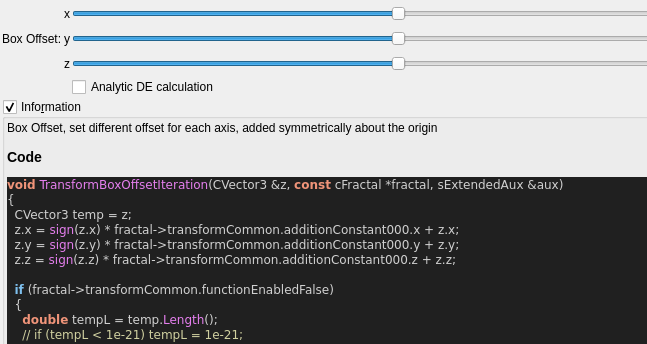
Old version of the form mandelbulber2/qt_data/fractal_transf_box_offset.ui in the repository buddhi1980/mandelbulber2; both pictures show x 0 to 647 and y 0 to 344 of the 817 by 736 pixel window.
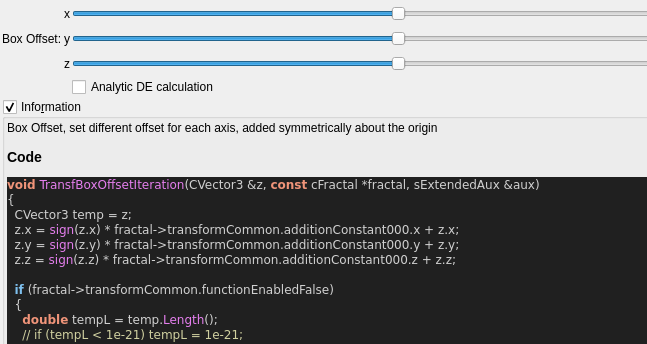
New version of the form. Custom widgets are drawn as their Qt base class.

The edit to the form file:
```diff
--- a/mandelbulber2/qt_data/fractal_transf_box_offset.ui
+++ b/mandelbulber2/qt_data/fractal_transf_box_offset.ui
@@ -267,7 +267,7 @@
 &lt;/table&gt;
 &lt;h3&gt;Code&lt;/h3&gt;
 &lt;body style=&quot;background-color:#202020&quot;&gt;
-&lt;pre style=&quot;color:#d0d0d0; background-color:#202020;  font-family:'Courier New',monospace;&quot;&gt;&lt;span style=&quot;color:#f09479; font-weight:bold&quot;&gt;void&lt;/span&gt; &lt;span style=&quot;color:#e47eed&quot;&gt;TransformBoxOffsetIteration&lt;/span&gt;&lt;span style=&quot;color:#d0d0d0&quot;&gt;(&lt;/span&gt;CVector3 &lt;span style=&quot;color:#d0d0d0&quot;&gt;&amp;amp;&lt;/span&gt;z&lt;span style=&quot;color:#d0d0d0&quot;&gt;,&lt;/span&gt; &lt;span style=&quot;color:#f09479; font-weight:bold&quot;&gt;const&lt;/span&gt; cFractal &lt;span style=&quot;color:#d0d0d0&quot;&gt;*&lt;/span&gt;fractal&lt;span style=&quot;color:#d0d0d0&quot;&gt;,&lt;/span&gt; sExtendedAux &lt;span style=&quot;color:#d0d0d0&quot;&gt;&amp;amp;&lt;/span&gt;aux&lt;span style=&quot;color:#d0d0d0&quot;&gt;)&lt;/span&gt;
+&lt;pre style=&quot;color:#d0d0d0; background-color:#202020;  font-family:'Courier New',monospace;&quot;&gt;&lt;span style=&quot;color:#f09479; font-weight:bold&quot;&gt;void&lt;/span&gt; &lt;span style=&quot;color:#e47eed&quot;&gt;TransfBoxOffsetIteration&lt;/span&gt;&lt;span style=&quot;color:#d0d0d0&quot;&gt;(&lt;/span&gt;CVector3 &lt;span style=&quot;color:#d0d0d0&quot;&gt;&amp;amp;&lt;/span&gt;z&lt;span style=&quot;color:#d0d0d0&quot;&gt;,&lt;/span&gt; &lt;span style=&quot;color:#f09479; font-weight:bold&quot;&gt;const&lt;/span&gt; cFractal &lt;span style=&quot;color:#d0d0d0&quot;&gt;*&lt;/span&gt;fractal&lt;span style=&quot;color:#d0d0d0&quot;&gt;,&lt;/span&gt; sExtendedAux &lt;span style=&quot;color:#d0d0d0&quot;&gt;&amp;amp;&lt;/span&gt;aux&lt;span style=&quot;color:#d0d0d0&quot;&gt;)&lt;/span&gt;
 &lt;span style=&quot;color:#d0d0d0&quot;&gt;{&lt;/span&gt;
   CVector3 temp &lt;span style=&quot;color:#d0d0d0&quot;&gt;=&lt;/span&gt; z&lt;span style=&quot;color:#d0d0d0&quot;&gt;;&lt;/span&gt;
   z&lt;span style=&quot;color:#d0d0d0&quot;&gt;.&lt;/span&gt;x &lt;span style=&quot;color:#d0d0d0&quot;&gt;=&lt;/span&gt; &lt;span style=&quot;color:#e47eed&quot;&gt;sign&lt;/span&gt;&lt;span style=&quot;color:#d0d0d0&quot;&gt;(&lt;/span&gt;z&lt;span style=&quot;color:#d0d0d0&quot;&gt;.&lt;/span&gt;x&lt;span style=&quot;color:#d0d0d0&quot;&gt;) *&lt;/span&gt; fractal&lt;span style=&quot;color:#d0d0d0&quot;&gt;-&amp;gt;&lt;/span&gt;transformCommon&lt;span style=&quot;color:#d0d0d0&quot;&gt;.&lt;/span&gt;additionConstant000&lt;span style=&quot;color:#d0d0d0&quot;&gt;.&lt;/span&gt;x &lt;span style=&quot;color:#d0d0d0&quot;&gt;+&lt;/span&gt; z&lt;span style=&quot;color:#d0d0d0&quot;&gt;.&lt;/span&gt;x&lt;span style=&quot;color:#d0d0d0&quot;&gt;;&lt;/span&gt;
```
